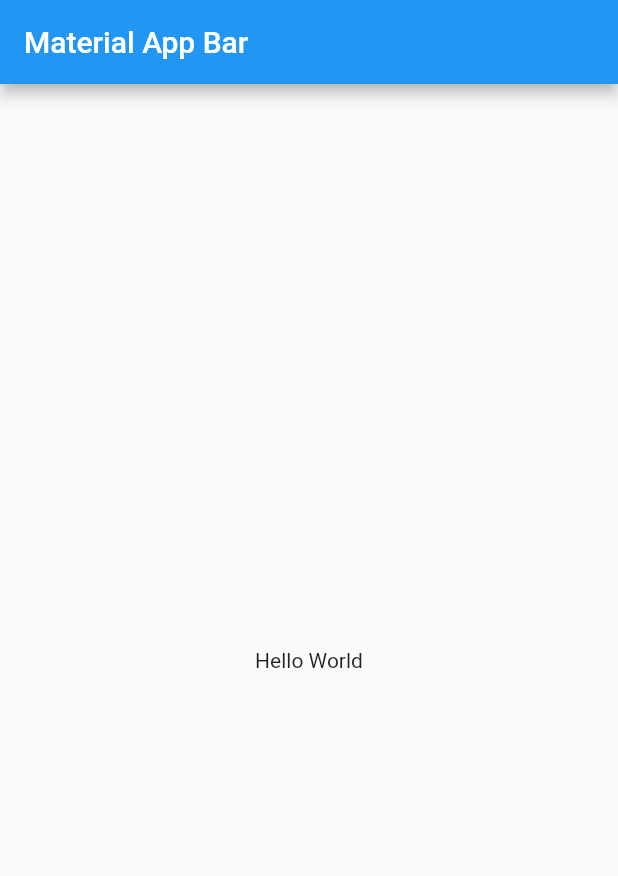
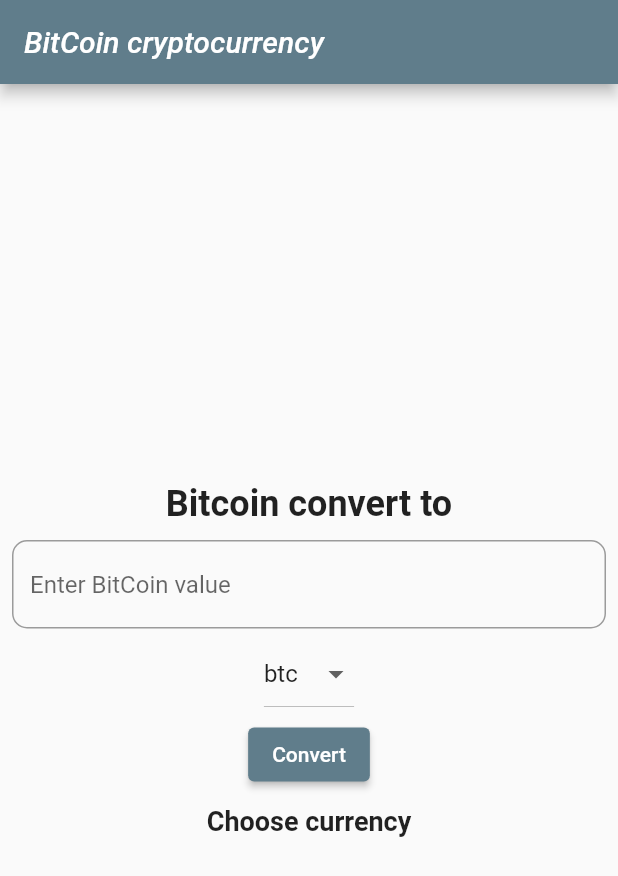
Before and after one commit to AishahLatif/FlutterMobileProg, a Flutter app: the screen it shows after launch, on a phone screen of 412 x 824 dp. Shown: the top 876 px of the screen. Run offline on Flutter 3.47's test engine with Material 2 defaults, Android fonts, the phone set to English and light mode, and no system bars; our stand-ins replace audioplayers.

Commit message:
25/4
update

```diff
--- a/bmicalc/lib/bmicalc.dart
+++ b/bmicalc/lib/bmicalc.dart
@@ -94,10 +94,10 @@ class _BmiFormState extends State<BmiForm> {
     weight = double.parse(weightEditingController.text);
     setState(() {
       bmi = weight / (height * height);
-      loadOk();
+      //loadOk();
     });
   }
-  Future loadOk() async {
-    audioPlayer = await AudioCache().play("assets/audios/ws.wav");
-  }
+  //Future loadOk() async {
+    //audioPlayer = await AudioCache().play("assets/audios/ws.wav");
+  //}
 }
--- /dev/null
+++ b/lab_assignment/lib/bitcoinConverter.dart
@@ -0,0 +1,106 @@
+import 'dart:convert';
+import 'dart:ui';
+import 'package:flutter/material.dart';
+import 'package:http/http.dart' as http;
+
+class BITconvert extends StatelessWidget {
+@override
+  Widget build(BuildContext context) {
+    return MaterialApp(
+      title: 'Material App',
+      theme: ThemeData(
+        primarySwatch: Colors.blueGrey,
+      ),
+      home: const BitcoinConverter(),
+    );
+  }
+}
+
+class BitcoinConverter extends StatefulWidget {
+  const BitcoinConverter({ Key? key }) : super(key: key);
+
+  @override
+  State<BitcoinConverter> createState() => _BitcoinConverterState();
+}
+
+class _BitcoinConverterState extends State<BitcoinConverter> {
+  TextEditingController valueEditingController = TextEditingController();
+  String currency  = "btc", description = "Choose currency", name = "";
+  double value = 0.0, result = 0.0;
+    List<String> currencyList = [
+    "btc", "eth", "ltc", "bch", "bnb", "eos", "xrp", "xlm", "link", "dot", "yfi", "usd", "aed", "ars","aud", "bdt", "bhd", "bmd",
+    "brl", "cad", "chf", "clp", "cny", "czk", "dkk", "eur", "gbp", "hkd", "huf", "idr", "ils", "inr", "jpy", "krw", "kwd", "lkr",
+    "mmk", "mxn", "myr", "ngn", "nok", "nzd", "php", "pkr", "pln", "rub", "sar", "sek", "sgd", "thb", "try", "twd", "uah", "vef",
+    "vnd", "zar", "xdr", "xag", "xau", "bits", "sats"
+  ];
+  @override
+  Widget build(BuildContext context) {
+    return Scaffold(
+      appBar: AppBar(
+        title: const Text("BitCoin cryptocurrency", style: TextStyle(fontStyle: FontStyle.italic))
+      ),
+      body: Center(
+        child: SingleChildScrollView(
+          child: Padding(
+            padding: const EdgeInsets.all(8.0),
+            child: Column(
+              mainAxisAlignment: MainAxisAlignment.center,
+              children: [
+                const Text("Bitcoin convert to", style: TextStyle(fontSize: 24, fontWeight: FontWeight.bold),
+                ),
+                const SizedBox(height: 10),
+                TextField(
+                  controller: valueEditingController,
+                  keyboardType: const TextInputType.numberWithOptions(),
+                  decoration: InputDecoration(
+                    hintText: "Enter BitCoin value",
+                    border: OutlineInputBorder(
+                      borderRadius: BorderRadius.circular(10.0)
+                    )
+                  ),
+                ),
+
+                DropdownButton(
+                  itemHeight: 60,
+                  value: currency,
+                  onChanged: (newValue) {
+                    setState(() {
+                      currency = newValue.toString();
+                    });
+                  },
+                  items: currencyList.map((currency) {
+                    return DropdownMenuItem(
+                      child: Text(
+                      currency,
+                      ),
+                       value:currency,
+                       );
+                  }).toList(),
+                ),
+                ElevatedButton(onPressed: _loadcurrency, child: const Text("Convert")),
+                const SizedBox(height: 10),
+                Text(description, style: const TextStyle(fontWeight: FontWeight.bold, fontSize: 18),),
+              ],
+            ),
+          ),
+        ),
+      ),
+    );
+  }
+
+Future<void> _loadcurrency() async {
+    var url = Uri.parse(
+      'https://api.coingecko.com/api/v3/exchange_rates');
+      var response = await http.get(url);
+      if (response.statusCode == 200) {
+        var jsonData = response.body;
+        var parseData = json.decode(jsonData);
+        value = parseData['rates'][currency]['value'];
+        name = parseData['rates'][currency]['name'];
+        result = double.parse(valueEditingController.text)*value;
+        setState(() {
+          description = "Bitcoin value entered convert to $name is $result";
+        });
+      }
+  }
+}
--- a/lab_assignment/lib/main.dart
+++ b/lab_assignment/lib/main.dart
@@ -1,21 +1,46 @@
+import 'dart:async';
 import 'package:flutter/material.dart';
+import 'package:lab_assignment/bitcoinConverter.dart';
 
 void main() => runApp(MyApp());
 
 class MyApp extends StatelessWidget {
+  const MyApp({Key? key}) : super(key: key);
+
   @override
   Widget build(BuildContext context) {
     return MaterialApp(
       title: 'Material App',
-      home: Scaffold(
-        appBar: AppBar(
-          title: Text('Material App Bar'),
-        ),
-        body: Center(
-          child: Container(
-            child: Text('Hello World'),
-          ),
-        ),
+      theme: ThemeData(
+        primarySwatch: Colors.blue,
+      ),
+      home: const SplashScreen(),
+    );
+  }
+}
+class SplashScreen extends StatefulWidget {
+  const SplashScreen({Key? key}) : super(key: key);
+
+  @override
+  State<SplashScreen> createState() => _SplashScreenState();
+}
+
+class _SplashScreenState extends State<SplashScreen> {
+
+  @override
+  void initState() {
+    super.initState();
+    Timer(const Duration(seconds: 3),()=>
+    Navigator.pushReplacement(context, MaterialPageRoute(builder: (content) => BITconvert()))
+    );
+  }
+
+  @override
+  Widget build(BuildContext context) {
+    return Scaffold(
+      //appBar: AppBar(),
+      body: Center(
+        child: Image.asset('assets/images/logooBC.jpeg', scale: 2.5),
       ),
     );
   }
--- a/lab_assignment/pubspec.yaml
+++ b/lab_assignment/pubspec.yaml
@@ -29,6 +29,7 @@ environment:
 dependencies:
   flutter:
     sdk: flutter
+  http: ^0.13.3
 
 
   # The following adds the Cupertino Icons font to your application.
@@ -58,6 +59,8 @@ flutter:
   uses-material-design: true
 
   # To add assets to your application, add an assets section, like this:
+  assets:
+    - assets/images/
   # assets:
   #   - images/a_dot_burr.jpeg
   #   - images/a_dot_ham.jpeg
```
Also changed, not shown: lab_assignment/assets/images/logooBC.jpeg (added), lab_assignment/assets/images/logoooBC.jpeg (added), lab_assignment/pubspec.lock.
